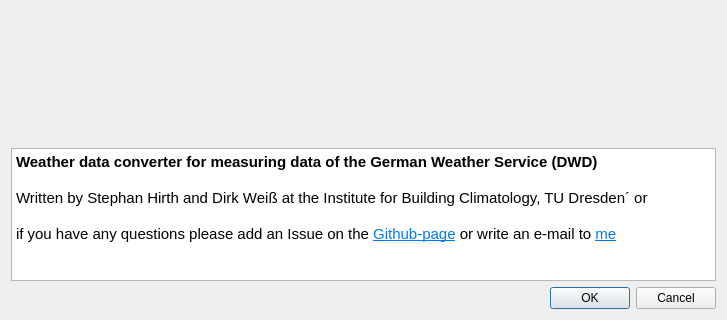
hirseboy/DWD-Weather-Data-Converter, file DWDWeatherDataConverter/src/DWDAboutDialog.ui: the form before one commit; both pictures show x 0 to 727 and y 369 to 689 of the 727 by 689 pixel window.
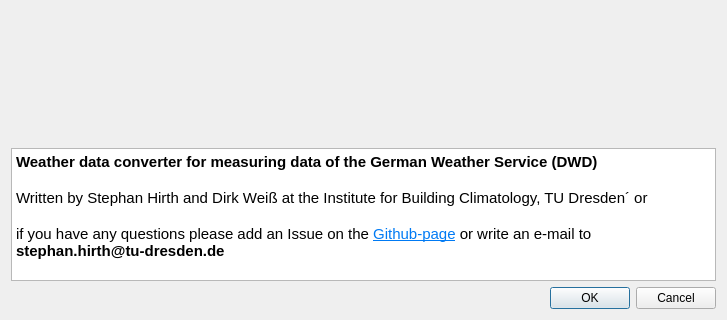
The form after the commit.

Commit message: Improved DWD Weather Data converter

```diff
--- a/DWDWeatherDataConverter/src/DWDAboutDialog.ui
+++ b/DWDWeatherDataConverter/src/DWDAboutDialog.ui
@@ -41,7 +41,7 @@
 &lt;p style=&quot;-qt-paragraph-type:empty; margin-top:0px; margin-bottom:0px; margin-left:0px; margin-right:0px; -qt-block-indent:0; text-indent:0px;&quot;&gt;&lt;br /&gt;&lt;/p&gt;
 &lt;p style=&quot; margin-top:0px; margin-bottom:0px; margin-left:0px; margin-right:0px; -qt-block-indent:0; text-indent:0px;&quot;&gt;Written by Stephan Hirth and Dirk Weiß at the Institute for Building Climatology, TU Dresden´ or&lt;/p&gt;
 &lt;p style=&quot;-qt-paragraph-type:empty; margin-top:0px; margin-bottom:0px; margin-left:0px; margin-right:0px; -qt-block-indent:0; text-indent:0px;&quot;&gt;&lt;br /&gt;&lt;/p&gt;
-&lt;p style=&quot; margin-top:0px; margin-bottom:0px; margin-left:0px; margin-right:0px; -qt-block-indent:0; text-indent:0px;&quot;&gt;if you have any questions please add an Issue on the &lt;a href=&quot;https://github.com/hirseboy/DWD-Weather-Data-Converter&quot;&gt;&lt;span style=&quot; text-decoration: underline; color:#007af4;&quot;&gt;Github-page&lt;/span&gt;&lt;/a&gt; or write an e-mail to &lt;a href=&quot; mailto:stephan.hirth@tu-dresden.de&quot;&gt;&lt;span style=&quot; text-decoration: underline; color:#007af4;&quot;&gt;me&lt;/span&gt;&lt;/a&gt;&lt;/p&gt;&lt;/body&gt;&lt;/html&gt;</string>
+&lt;p style=&quot; margin-top:0px; margin-bottom:0px; margin-left:0px; margin-right:0px; -qt-block-indent:0; text-indent:0px;&quot;&gt;if you have any questions please add an Issue on the &lt;a href=&quot;https://github.com/hirseboy/DWD-Weather-Data-Converter&quot;&gt;&lt;span style=&quot; text-decoration: underline; color:#007af4;&quot;&gt;Github-page&lt;/span&gt;&lt;/a&gt; or write an e-mail to &lt;span style=&quot; font-weight:700;&quot;&gt;stephan.hirth@tu-dresden.de&lt;/span&gt;&lt;/p&gt;&lt;/body&gt;&lt;/html&gt;</string>
      </property>
      <property name="openExternalLinks">
       <bool>true</bool>
```
The commit also changes 4 other files.
